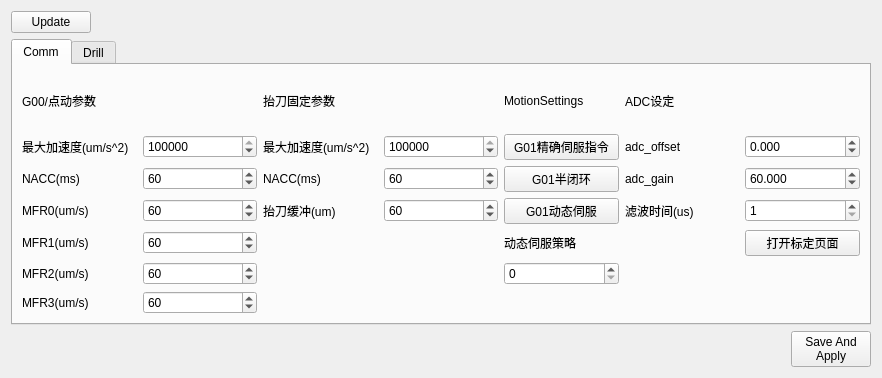
Above: App/SystemSettingPanel/SystemSettingPanel.ui from windsgo/edm_project before the change. Below: the same form after it.
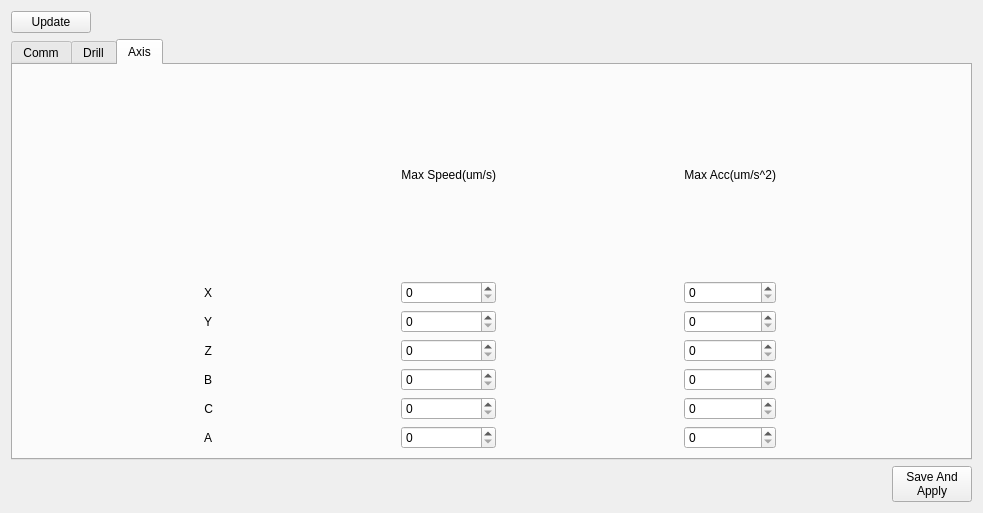
That is the form after the change.

Commit message: feat: 加入各轴不同速度的界面; fix: 修复valuechanged信号产生的updateui的bug

Diff of the .ui file:
```diff
--- a/App/SystemSettingPanel/SystemSettingPanel.ui
+++ b/App/SystemSettingPanel/SystemSettingPanel.ui
@@ -6,8 +6,8 @@
    <rect>
     <x>0</x>
     <y>0</y>
-    <width>882</width>
-    <height>378</height>
+    <width>983</width>
+    <height>513</height>
    </rect>
   </property>
   <property name="windowTitle">
@@ -58,7 +58,7 @@
    <item row="1" column="0" colspan="4">
     <widget class="QTabWidget" name="tabWidget">
      <property name="currentIndex">
-      <number>0</number>
+      <number>2</number>
      </property>
      <widget class="QWidget" name="tab_comm">
       <attribute name="title">
@@ -707,6 +707,261 @@
        </item>
       </layout>
      </widget>
+     <widget class="QWidget" name="tab_axis_param">
+      <attribute name="title">
+       <string>Axis</string>
+      </attribute>
+      <layout class="QGridLayout" name="gridLayout_7">
+       <item row="0" column="1">
+        <widget class="QLabel" name="lb_max_speed">
+         <property name="sizePolicy">
+          <sizepolicy hsizetype="Fixed" vsizetype="Preferred">
+           <horstretch>0</horstretch>
+           <verstretch>0</verstretch>
+          </sizepolicy>
+         </property>
+         <property name="text">
+          <string>Max Speed(um/s)</string>
+         </property>
+         <property name="alignment">
+          <set>Qt::AlignRight|Qt::AlignTrailing|Qt::AlignVCenter</set>
+         </property>
+        </widget>
+       </item>
+       <item row="0" column="2">
+        <widget class="QLabel" name="lb_max_acc">
+         <property name="sizePolicy">
+          <sizepolicy hsizetype="Fixed" vsizetype="Preferred">
+           <horstretch>0</horstretch>
+           <verstretch>0</verstretch>
+          </sizepolicy>
+         </property>
+         <property name="text">
+          <string>Max Acc(um/s^2)</string>
+         </property>
+         <property name="alignment">
+          <set>Qt::AlignRight|Qt::AlignTrailing|Qt::AlignVCenter</set>
+         </property>
+        </widget>
+       </item>
+       <item row="1" column="0">
+        <widget class="QLabel" name="lb_ofs_x">
+         <property name="sizePolicy">
+          <sizepolicy hsizetype="Fixed" vsizetype="Preferred">
+           <horstretch>0</horstretch>
+           <verstretch>0</verstretch>
+          </sizepolicy>
+         </property>
+         <property name="text">
+          <string>X</string>
+         </property>
+         <property name="alignment">
+          <set>Qt::AlignRight|Qt::AlignTrailing|Qt::AlignVCenter</set>
+         </property>
+        </widget>
+       </item>
+       <item row="1" column="1">
+        <widget class="QSpinBox" name="sb_maxspeed_0">
+         <property name="maximum">
+          <number>100000000</number>
+         </property>
+         <property name="singleStep">
+          <number>1000</number>
+         </property>
+        </widget>
+       </item>
+       <item row="1" column="2">
+        <widget class="QSpinBox" name="sb_maxacc_0">
+         <property name="maximum">
+          <number>100000000</number>
+         </property>
+         <property name="singleStep">
+          <number>10000</number>
+         </property>
+        </widget>
+       </item>
+       <item row="2" column="0">
+        <widget class="QLabel" name="lb_ofs_y">
+         <property name="sizePolicy">
+          <sizepolicy hsizetype="Fixed" vsizetype="Preferred">
+           <horstretch>0</horstretch>
+           <verstretch>0</verstretch>
+          </sizepolicy>
+         </property>
+         <property name="text">
+          <string>Y</string>
+         </property>
+         <property name="alignment">
+          <set>Qt::AlignRight|Qt::AlignTrailing|Qt::AlignVCenter</set>
+         </property>
+        </widget>
+       </item>
+       <item row="2" column="1">
+        <widget class="QSpinBox" name="sb_maxspeed_1">
+         <property name="maximum">
+          <number>100000000</number>
+         </property>
+         <property name="singleStep">
+          <number>1000</number>
+         </property>
+        </widget>
+       </item>
+       <item row="2" column="2">
+        <widget class="QSpinBox" name="sb_maxacc_1">
+         <property name="maximum">
+          <number>100000000</number>
+         </property>
+         <property name="singleStep">
+          <number>10000</number>
+         </property>
+        </widget>
+       </item>
+       <item row="3" column="0">
+        <widget class="QLabel" name="lb_ofs_z">
+         <property name="sizePolicy">
+          <sizepolicy hsizetype="Fixed" vsizetype="Preferred">
+           <horstretch>0</horstretch>
+           <verstretch>0</verstretch>
+          </sizepolicy>
+         </property>
+         <property name="text">
+          <string>Z</string>
+         </property>
+         <property name="alignment">
+          <set>Qt::AlignRight|Qt::AlignTrailing|Qt::AlignVCenter</set>
+         </property>
+        </widget>
+       </item>
+       <item row="3" column="1">
+        <widget class="QSpinBox" name="sb_maxspeed_2">
+         <property name="maximum">
+          <number>100000000</number>
+         </property>
+         <property name="singleStep">
+          <number>1000</number>
+         </property>
+        </widget>
+       </item>
+       <item row="3" column="2">
+        <widget class="QSpinBox" name="sb_maxacc_2">
+         <property name="maximum">
+          <number>100000000</number>
+         </property>
+         <property name="singleStep">
+          <number>10000</number>
+         </property>
+        </widget>
+       </item>
+       <item row="4" column="0">
+        <widget class="QLabel" name="lb_ofs_b">
+         <property name="sizePolicy">
+          <sizepolicy hsizetype="Fixed" vsizetype="Preferred">
+           <horstretch>0</horstretch>
+           <verstretch>0</verstretch>
+          </sizepolicy>
+         </property>
+         <property name="text">
+          <string>B</string>
+         </property>
+         <property name="alignment">
+          <set>Qt::AlignRight|Qt::AlignTrailing|Qt::AlignVCenter</set>
+         </property>
+        </widget>
+       </item>
+       <item row="4" column="1">
+        <widget class="QSpinBox" name="sb_maxspeed_3">
+         <property name="maximum">
+          <number>100000000</number>
+         </property>
+         <property name="singleStep">
+          <number>1000</number>
+         </property>
+        </widget>
+       </item>
+       <item row="4" column="2">
+        <widget class="QSpinBox" name="sb_maxacc_3">
+         <property name="maximum">
+          <number>100000000</number>
+         </property>
+         <property name="singleStep">
+          <number>10000</number>
+         </property>
+        </widget>
+       </item>
+       <item row="5" column="0">
+        <widget class="QLabel" name="lb_ofs_c">
+         <property name="sizePolicy">
+          <sizepolicy hsizetype="Fixed" vsizetype="Preferred">
+           <horstretch>0</horstretch>
+           <verstretch>0</verstretch>
+          </sizepolicy>
+         </property>
+         <property name="text">
+          <string>C</string>
+         </property>
+         <property name="alignment">
+          <set>Qt::AlignRight|Qt::AlignTrailing|Qt::AlignVCenter</set>
+         </property>
+        </widget>
+       </item>
+       <item row="5" column="1">
+        <widget class="QSpinBox" name="sb_maxspeed_4">
+         <property name="maximum">
+          <number>100000000</number>
+         </property>
+         <property name="singleStep">
+          <number>1000</number>
+         </property>
+        </widget>
+       </item>
+       <item row="5" column="2">
+        <widget class="QSpinBox" name="sb_maxacc_4">
+         <property name="maximum">
+          <number>100000000</number>
+         </property>
+         <property name="singleStep">
+          <number>10000</number>
+         </property>
+        </widget>
+       </item>
+       <item row="6" column="0">
+        <widget class="QLabel" name="lb_ofs_a">
+         <property name="sizePolicy">
+          <sizepolicy hsizetype="Fixed" vsizetype="Preferred">
+           <horstretch>0</horstretch>
+           <verstretch>0</verstretch>
+          </sizepolicy>
+         </property>
+         <property name="text">
+          <string>A</string>
+         </property>
+         <property name="alignment">
+          <set>Qt::AlignRight|Qt::AlignTrailing|Qt::AlignVCenter</set>
+         </property>
+        </widget>
+       </item>
+       <item row="6" column="1">
+        <widget class="QSpinBox" name="sb_maxspeed_5">
+         <property name="maximum">
+          <number>100000000</number>
+         </property>
+         <property name="singleStep">
+          <number>1000</number>
+         </property>
+        </widget>
+       </item>
+       <item row="6" column="2">
+        <widget class="QSpinBox" name="sb_maxacc_5">
+         <property name="maximum">
+          <number>100000000</number>
+         </property>
+         <property name="singleStep">
+          <number>10000</number>
+         </property>
+        </widget>
+       </item>
+      </layout>
+     </widget>
     </widget>
    </item>
   </layout>
```
Left out of the diff: 40 changed lines with no effect on the pictures. The commit also changes 3 other files.
